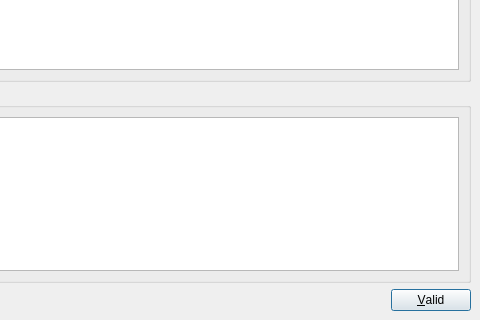
Above: ui/commitmessages.ui from phoenix741/xinx before the change; both pictures show x 103 to 583 and y 122 to 442 of the 583 by 442 pixel window. Below: the same form after it.
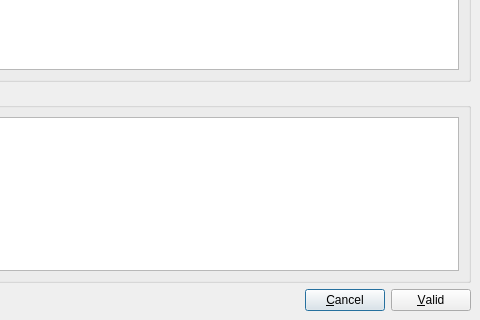
That is the form after the change. Icons and pictures are not drawn.

The edit to the form file:
```diff
--- a/ui/commitmessages.ui
+++ b/ui/commitmessages.ui
@@ -76,6 +76,16 @@
        </property>
       </spacer>
      </item>
+     <item>
+      <widget class="QPushButton" name="m_cancelBtn" >
+       <property name="text" >
+        <string>&amp;Cancel</string>
+       </property>
+       <property name="icon" >
+        <iconset resource="../images/application.qrc" >:/button_cancel.png</iconset>
+       </property>
+      </widget>
+     </item>
      <item>
       <widget class="QPushButton" name="m_validButton" >
        <property name="text" >
```
Left out of the diff: 20 changed lines with no effect on the pictures.
